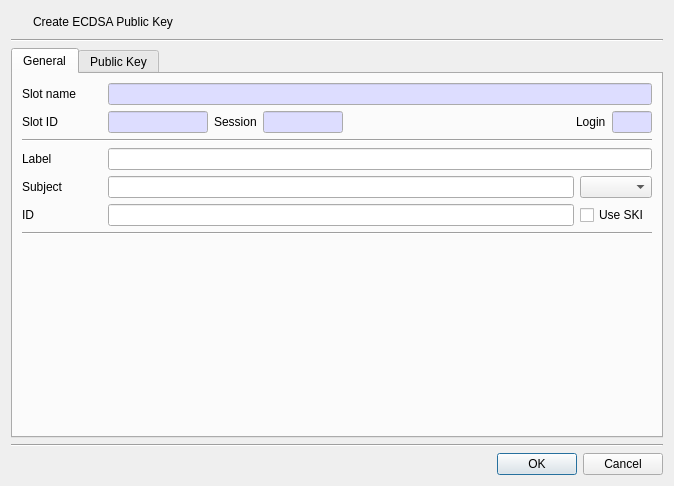
This is CryptokiMan/create_ec_pub_key_dlg.ui in jykim74/CryptokiMan as Qt 5 draws it before an edit. The edited form follows.
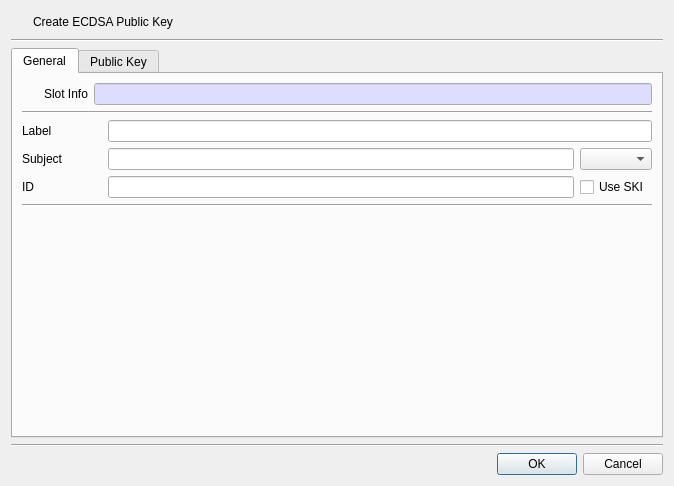
This is the edited form. Icons and pictures are not drawn.

The edit to the form file:
```diff
--- a/CryptokiMan/create_ec_pub_key_dlg.ui
+++ b/CryptokiMan/create_ec_pub_key_dlg.ui
@@ -73,21 +73,8 @@
          <property name="topMargin">
           <number>0</number>
          </property>
-         <item row="0" column="0">
-          <widget class="QLabel" name="label">
-           <property name="minimumSize">
-            <size>
-             <width>80</width>
-             <height>0</height>
-            </size>
-           </property>
-           <property name="text">
-            <string>Slot name</string>
-           </property>
-          </widget>
-         </item>
-         <item row="0" column="1">
-          <widget class="QLineEdit" name="mSlotNameText">
+         <item row="0" column="2">
+          <widget class="QLineEdit" name="mSlotInfoText">
            <property name="palette">
             <palette>
              <active>
@@ -120,203 +107,45 @@
            </property>
           </widget>
          </item>
-        </layout>
-       </item>
-       <item>
-        <layout class="QGridLayout" name="gridLayout_3">
-         <property name="topMargin">
-          <number>0</number>
-         </property>
-         <item row="0" column="0">
-          <widget class="QLabel" name="label_3">
-           <property name="minimumSize">
-            <size>
-             <width>80</width>
-             <height>0</height>
-            </size>
-           </property>
-           <property name="text">
-            <string>Slot ID</string>
-           </property>
-          </widget>
-         </item>
-         <item row="0" column="3">
-          <widget class="QLineEdit" name="mSessionText">
-           <property name="maximumSize">
-            <size>
-             <width>80</width>
-             <height>16777215</height>
-            </size>
-           </property>
-           <property name="palette">
-            <palette>
-             <active>
-              <colorrole role="Base">
-               <brush brushstyle="SolidPattern">
-                <color alpha="255">
-                 <red>221</red>
-                 <green>221</green>
-                 <blue>255</blue>
-                </color>
-               </brush>
-              </colorrole>
-             </active>
-             <inactive>
-              <colorrole role="Base">
-               <brush brushstyle="SolidPattern">
-                <color alpha="255">
-                 <red>221</red>
-                 <green>221</green>
-                 <blue>255</blue>
-                </color>
-               </brush>
-              </colorrole>
-             </inactive>
-             <disabled>
-              <colorrole role="Base">
-               <brush brushstyle="SolidPattern">
-                <color alpha="255">
-                 <red>240</red>
-                 <green>240</green>
-                 <blue>240</blue>
-                </color>
-               </brush>
-              </colorrole>
-             </disabled>
-            </palette>
-           </property>
-           <property name="readOnly">
-            <bool>true</bool>
-           </property>
-          </widget>
-         </item>
-         <item row="0" column="5">
-          <widget class="QLabel" name="label_10">
-           <property name="text">
-            <string>Login</string>
-           </property>
-          </widget>
-         </item>
-         <item row="0" column="2">
-          <widget class="QLabel" name="label_9">
-           <property name="text">
-            <string>Session</string>
-           </property>
-          </widget>
-         </item>
-         <item row="0" column="6">
-          <widget class="QLineEdit" name="mLoginText">
-           <property name="maximumSize">
-            <size>
-             <width>40</width>
-             <height>16777215</height>
-            </size>
-           </property>
-           <property name="palette">
-            <palette>
-             <active>
-              <colorrole role="Base">
-               <brush brushstyle="SolidPattern">
-                <color alpha="255">
-                 <red>221</red>
-                 <green>221</green>
-                 <blue>255</blue>
-                </color>
-               </brush>
-              </colorrole>
-             </active>
-             <inactive>
-              <colorrole role="Base">
-               <brush brushstyle="SolidPattern">
-                <color alpha="255">
-                 <red>221</red>
-                 <green>221</green>
-                 <blue>255</blue>
-                </color>
-               </brush>
-              </colorrole>
-             </inactive>
-             <disabled>
-              <colorrole role="Base">
-               <brush brushstyle="SolidPattern">
-                <color alpha="255">
-                 <red>240</red>
-                 <green>240</green>
-                 <blue>240</blue>
-                </color>
-               </brush>
-              </colorrole>
-             </disabled>
-            </palette>
-           </property>
-           <property name="readOnly">
-            <bool>true</bool>
-           </property>
-          </widget>
-         </item>
          <item row="0" column="1">
-          <widget class="QLineEdit" name="mSlotIDText">
+          <widget class="QLabel" name="label">
+           <property name="minimumSize">
+            <size>
+             <width>0</width>
+             <height>0</height>
+            </size>
+           </property>
+           <property name="text">
+            <string>Slot Info</string>
+           </property>
+          </widget>
+         </item>
+         <item row="0" column="0">
+          <widget class="QPushButton" name="mSlotBtn">
+           <property name="minimumSize">
+            <size>
+             <width>16</width>
+             <height>0</height>
+            </size>
+           </property>
            <property name="maximumSize">
             <size>
-             <width>100</width>
+             <width>16</width>
              <height>16777215</height>
             </size>
            </property>
-           <property name="palette">
-            <palette>
-             <active>
-              <colorrole role="Base">
-               <brush brushstyle="SolidPattern">
-                <color alpha="255">
-                 <red>221</red>
-                 <green>221</green>
-                 <blue>255</blue>
-                </color>
-               </brush>
-              </colorrole>
-             </active>
-             <inactive>
-              <colorrole role="Base">
-               <brush brushstyle="SolidPattern">
-                <color alpha="255">
-                 <red>221</red>
-                 <green>221</green>
-                 <blue>255</blue>
-                </color>
-               </brush>
-              </colorrole>
-             </inactive>
-             <disabled>
-              <colorrole role="Base">
-               <brush brushstyle="SolidPattern">
-                <color alpha="255">
-                 <red>240</red>
-                 <green>240</green>
-                 <blue>240</blue>
-                </color>
-               </brush>
-              </colorrole>
-             </disabled>
-            </palette>
+           <property name="text">
+            <string/>
            </property>
-           <property name="readOnly">
+           <property name="icon">
+            <iconset resource="cryptokiman.qrc">
+             <normaloff>:/images/slot.png</normaloff>:/images/slot.png</iconset>
+           </property>
+           <property name="flat">
             <bool>true</bool>
            </property>
           </widget>
          </item>
-         <item row="0" column="4">
-          <spacer name="horizontalSpacer">
-           <property name="orientation">
-            <enum>Qt::Horizontal</enum>
-           </property>
-           <property name="sizeHint" stdset="0">
-            <size>
-             <width>40</width>
-             <height>20</height>
-            </size>
-           </property>
-          </spacer>
-         </item>
         </layout>
        </item>
        <item>
```
Left out of the diff: 5 changed lines with no effect on the pictures.
